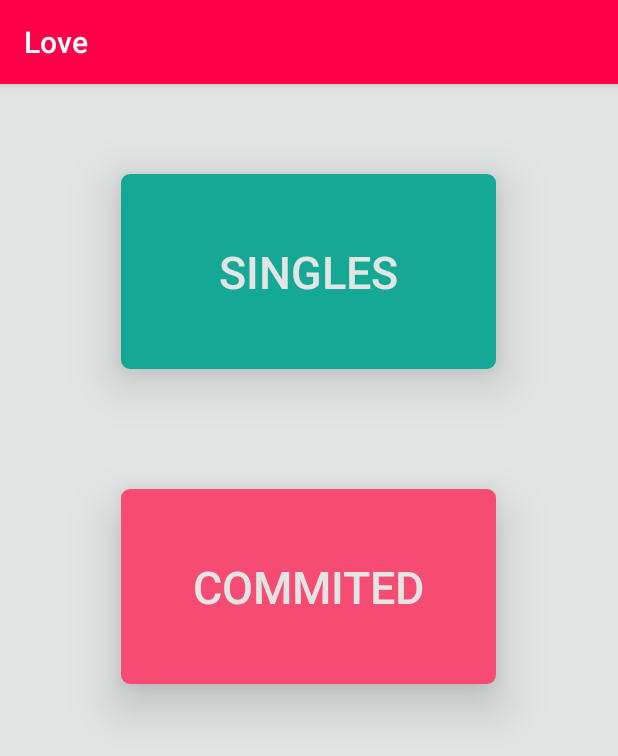
After one commit to rajchristhu/Love, an Android app: the fragment Menu shown on its own in the app's theme, on a phone screen of 412 x 824 dp. The commit adds this screen. Shown: the top 756 px of the screen. Run offline under Robolectric (Android 15) with nearby library versions, the phone set to English and light mode, and no system bars.

Commit message:
Dialog and menu customise

```diff
--- a/app/build.gradle
+++ b/app/build.gradle
@@ -34,6 +34,8 @@ dependencies {
     implementation 'com.android.support:design:28.0.0'
     implementation 'com.nineoldandroids:library:2.4.0'
     implementation 'com.daimajia.easing:library:1.0.1@aar'
+    implementation 'com.android.support:cardview-v7:28.0.0'
     implementation 'com.daimajia.androidanimations:library:1.1.3@aar'
+    implementation 'fr.avianey.com.viewpagerindicator:library:2.4.1.1@aar'
     implementation group: 'org.apache.commons', name: 'commons-lang3', version: '3.4'
 }
--- a/app/src/main/AndroidManifest.xml
+++ b/app/src/main/AndroidManifest.xml
@@ -7,7 +7,7 @@
             android:allowBackup="true"
             android:icon="@drawable/fd"
             android:label="@string/app_name"
-            android:roundIcon="@mipmap/ic_launcher_round"
+            android:roundIcon="@drawable/fd"
             android:supportsRtl="true"
             android:theme="@style/AppTheme"
             tools:ignore="GoogleAppIndexingWarning">
@@ -18,6 +18,10 @@
         <activity android:name=".Activity.HomeActivity">
         </activity>
         <activity android:name=".splash">
+        </activity>
+        <activity android:name=".Activity.Intropage">
+        </activity>
+        <activity android:name=".Activity.CheckActivity">
             <intent-filter>
                 <action android:name="android.intent.action.MAIN"/>
 
--- a/app/src/main/java/com/example/love/Activity/EventActiviy.kt
+++ b/app/src/main/java/com/example/love/Activity/EventActiviy.kt
@@ -4,6 +4,7 @@ import android.content.Intent
 import android.support.v7.app.AppCompatActivity
 import android.os.Bundle
 import android.support.v4.app.Fragment
+import com.example.love.Fragment.Menu
 import com.example.love.Fragment.buttonClick
 import com.example.love.R
 
@@ -21,7 +22,7 @@ class EventActiviy : AppCompatActivity() {
             finish()
         } else {
             val fragment: Fragment = when (arrayB) {
-                1 -> buttonClick()
+                1 -> Menu()
                 2 -> buttonClick()
                 3 -> buttonClick()
                 else -> buttonClick()
--- /dev/null
+++ b/app/src/main/java/com/example/love/Fragment/Menu.kt
@@ -0,0 +1,42 @@
+package com.example.love.Fragment
+
+import android.annotation.SuppressLint
+import android.content.Context
+import android.net.Uri
+import android.os.Bundle
+import android.support.v4.app.Fragment
+import android.view.LayoutInflater
+import android.view.View
+import android.view.ViewGroup
+import com.example.love.R
+
+
+// TODO: Rename parameter arguments, choose names that match
+// the fragment initialization parameters, e.g. ARG_ITEM_NUMBER
+private const val ARG_PARAM1 = "param1"
+private const val ARG_PARAM2 = "param2"
+
+/**
+ * A simple [Fragment] subclass.
+ * Activities that contain this fragment must implement the
+ * [Menu.OnFragmentInteractionListener] interface
+ * to handle interaction events.
+ * Use the [Menu.newInstance] factory method to
+ * create an instance of this fragment.
+ *
+ */
+class Menu : Fragment() {
+    companion object {
+
+        fun newInstance(): Menu {
+            return Menu()
+        }
+    }
+
+    @SuppressLint("SetTextI18n")
+    override fun onCreateView(inflater: LayoutInflater, container: ViewGroup?, savedInstanceState: Bundle?): View? {
+        val v = inflater.inflate(R.layout.fragment_menu, container, false)
+
+        return v
+    }
+}
--- /dev/null
+++ b/app/src/main/res/layout/fragment_menu.xml
@@ -0,0 +1,50 @@
+<?xml version="1.0" encoding="utf-8"?>
+<LinearLayout xmlns:android="http://schemas.android.com/apk/res/android"
+                xmlns:tools="http://schemas.android.com/tools"
+                android:layout_width="match_parent" xmlns:app="http://schemas.android.com/apk/res-auto"
+                android:layout_height="match_parent"
+              android:orientation="vertical"
+              android:background="#e2e5e4"
+              android:layout_gravity="center"
+                tools:context=".Fragment.Menu">
+
+    <!-- TODO: Update blank fragment layout -->
+
+    <android.support.v7.widget.CardView
+            xmlns:card_view="http://schemas.android.com/apk/res-auto"
+            android:id="@+id/card_view"
+            android:layout_gravity="center"
+            android:layout_width="250dp"
+            android:layout_height="130dp"
+            card_view:cardElevation="20dp"
+            card_view:cardPreventCornerOverlap="true"
+            android:layout_marginTop="60dp"
+            card_view:cardCornerRadius="6dp">
+        <Button android:layout_width="match_parent"
+                android:background="@color/dot_dark_screen2"
+                android:text="Singles"
+                android:textColor="#e2e5e4"
+                android:textSize="30sp"
+                android:layout_height="match_parent"/>
+    </android.support.v7.widget.CardView>
+    <android.support.v7.widget.CardView
+            xmlns:card_view="http://schemas.android.com/apk/res-auto"
+            android:id="@+id/card_view1"
+            android:layout_below="@+id/card_view"
+            android:layout_width="250dp"
+            card_view:cardElevation="20dp"
+            card_view:cardPreventCornerOverlap="true"
+            android:layout_gravity="center"
+            android:layout_marginTop="80dp"
+            android:layout_height="130dp"
+            card_view:cardCornerRadius="6dp">
+        <Button android:layout_width="match_parent"
+                android:gravity="center"
+                android:text="Commited"
+                android:textSize="30sp"
+                android:background="@color/bg_screen1"
+                android:textColor="#e2e5e4"
+                android:layout_height="match_parent"/>
+    </android.support.v7.widget.CardView>
+
+</LinearLayout>
```
Also changed, not shown: app/src/main/java/com/example/love/Activity/CheckActivity.kt (added, +36 -0 lines), app/src/main/java/com/example/love/Activity/FlamesActivity.kt (+26 -31 lines), app/src/main/java/com/example/love/Activity/Intropage.kt (added, +91 -0 lines), app/src/main/java/com/example/love/Adapter/Intro_ImageAdapter.kt (added, +55 -0 lines), app/src/main/res/layout/activity_check.xml (added, +10 -0 lines), app/src/main/res/layout/activity_flames.xml (+2 -12 lines), app/src/main/res/layout/activity_intropage.xml (added, +35 -0 lines), app/src/main/res/layout/dialog.xml (added, +67 -0 lines), app/src/main/res/layout/slidingimages_layout.xml (added, +17 -0 lines).
